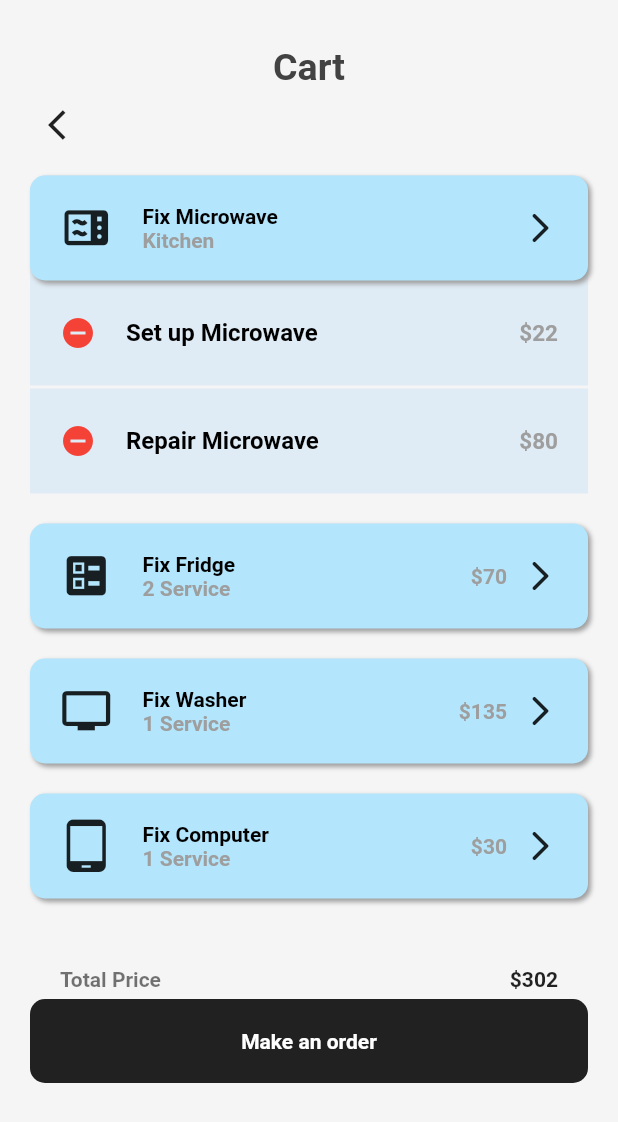
After one commit to chidiebubeuchenna/RepairHome, a Flutter app: the CartPage screen opened directly, on a phone screen of 412 x 824 dp. The commit adds this screen. Shown: the top 1122 px of the screen. Run offline on Flutter 3.47's test engine with Material 2 defaults, Android fonts, the phone set to English and light mode, and no system bars.

Commit message:
Add files via upload

```diff
--- /dev/null
+++ b/lib/screens/cart_page.dart
@@ -0,0 +1,306 @@
+import 'package:flutter/material.dart';
+
+class CartPage extends StatelessWidget {
+  const CartPage({Key? key}) : super(key: key);
+
+  @override
+  Widget build(BuildContext context) {
+    return Scaffold(
+      backgroundColor: Colors.grey.shade100,
+      body: Container(
+        padding: const EdgeInsets.only(
+          top: 30,
+          right: 20,
+          left: 20,
+        ),
+        child: Column(
+          crossAxisAlignment: CrossAxisAlignment.start,
+          children: [
+            Column(
+              crossAxisAlignment: CrossAxisAlignment.start,
+              children: [
+                Center(
+                  child: Texts(
+                    name: "Cart",
+                    isbold: true,
+                    size: 25,
+                    color: Colors.grey.shade800,
+                  ),
+                ),
+                IconButton(
+                  icon: Icon(Icons.arrow_back_ios),
+                  onPressed: () {
+                    Navigator.of(context).pop();
+                  },),
+              ],
+            ),
+            SizedBox(
+              height: 10,
+            ),
+            Container(
+              width: double.maxFinite,
+              height: 140,
+              decoration: BoxDecoration(
+                color: Colors.blue.withOpacity(.1),
+                borderRadius: BorderRadius.only(
+                  topLeft: Radius.circular(10),
+                  topRight: Radius.circular(10),
+                ),
+              ),
+              child: Column(children: [
+                FixWidget(
+                  mainText: "Fix Microwave",
+                  subText: "Kitchen",
+                  icon: Icons.microwave,
+                ),
+                Container(
+                  padding: const EdgeInsets.only(right: 20, left: 20),
+                  width: double.maxFinite,
+                  height: 70,
+                  child: Row(
+                    children: [
+                      Icon(Icons.remove_circle_sharp,
+                      color: Colors.red),
+                      SizedBox(
+                        width: 20,
+                      ),
+                      Texts(
+                        name: "Set up Microwave",
+                        isbold: true,
+                        size: 16,
+                      ),
+                      Expanded(
+                        child: SizedBox(
+                          width: 160,
+                        ),
+                      ),
+                      Texts(
+                        name: "\$22",
+                        isbold: true,
+                        size: 15,
+                        color: Colors.grey,
+                      )
+                    ],
+                  ),
+                ),
+              ]),
+            ),
+            SizedBox(
+              height: 2,
+            ),
+            Container(
+              padding: const EdgeInsets.only(right: 20, left: 20),
+              width: double.maxFinite,
+              height: 70,
+              decoration: BoxDecoration(
+                color: Colors.blue.withOpacity(.1),
+              ),
+              child: Row(
+                children: [
+                  Icon(Icons.remove_circle_sharp,
+                  color: Colors.red),
+                  SizedBox(
+                    width: 20,
+                  ),
+                  Texts(
+                    name: "Repair Microwave",
+                    isbold: true,
+                    size: 16,
+                  ),
+                  Expanded(
+                    child: SizedBox(
+                      width: 160,
+                    ),
+                  ),
+                  Texts(
+                    name: "\$80",
+                    isbold: true,
+                    size: 15,
+                    color: Colors.grey,
+                  )
+                ],
+              ),
+            ),
+            SizedBox(
+              height: 20,
+            ),
+            FixWidget(
+              mainText: "Fix Fridge",
+              subText: "2 Service",
+              icon: Icons.ballot,
+              price: '\$70',
+            ),
+            SizedBox(
+              height: 20,
+            ),
+            FixWidget(
+              mainText: "Fix Washer",
+              subText: "1 Service",
+              icon: Icons.tv,
+              price: '\$135',
+            ),
+            SizedBox(
+              height: 20,
+            ),
+            FixWidget(
+              mainText: "Fix Computer",
+              subText: "1 Service",
+              icon: Icons.tablet_android,
+              price: '\$30',
+            ),
+
+            Padding(
+              padding: const EdgeInsets.all(8.0),
+              child: SizedBox(
+                height: 30,
+              ),
+            ),
+
+            Padding(
+              padding: const EdgeInsets.only(
+                bottom: 5,
+                left: 20,
+                right: 20,),
+              child: Row(
+                mainAxisAlignment: MainAxisAlignment.spaceBetween,
+                children: [
+                    Container(
+                      child: Text('Total Price',
+                        style: TextStyle(
+                          fontWeight: FontWeight.w600,
+                          color: Colors.black54
+                        ),
+                      ),
+                    ),
+
+
+                  Text("\$302",
+                    style: TextStyle(
+                      fontWeight: FontWeight.bold,
+                    ),)
+                ],
+              ),
+            ),
+
+            Container(
+              padding: EdgeInsets.all(20),
+              alignment: Alignment.center,
+              width: MediaQuery.of(context).size.width,
+
+              decoration: BoxDecoration(
+                borderRadius: BorderRadius.circular(10),
+                color: Colors.black87,
+              ),
+              child: Text("Make an order",
+              style: TextStyle(
+                fontWeight: FontWeight.bold,
+                fontSize: 14,
+                color: Colors.white
+              ),
+              ),
+            ),
+          ],
+        ),
+      ),
+    );
+  }
+}
+
+class FixWidget extends StatelessWidget {
+  String mainText;
+  String subText;
+  IconData icon;
+  String price;
+
+  FixWidget({
+    Key? key,
+    required this.mainText,
+    required this.subText,
+    required this.icon,
+    this.price = '',
+  }) : super(key: key);
+
+  @override
+  Widget build(BuildContext context) {
+    return Container(
+      height: 70,
+      padding: const EdgeInsets.only(right: 20, left: 20),
+      decoration: BoxDecoration(
+          borderRadius: BorderRadius.circular(10),
+          color: Colors.lightBlue.shade100,
+          boxShadow: [
+            BoxShadow(
+              blurRadius: 2,
+              offset: Offset(2, 2),
+              color: Colors.grey,
+            )
+          ]),
+      child: Row(
+        children: [
+          Icon(icon, size: 35),
+          SizedBox(
+            width: 20,
+          ),
+          Column(
+            mainAxisAlignment: MainAxisAlignment.center,
+            crossAxisAlignment: CrossAxisAlignment.start,
+            children: [
+              Texts(
+                name: mainText,
+                isbold: true,
+                size: 14,
+              ),
+              Texts(
+                name: subText,
+                isbold: true,
+                size: 14,
+                color: Colors.grey,
+              )
+            ],
+          ),
+          Expanded(
+            child: SizedBox(
+              width: 160,
+            ),
+          ),
+          Texts(
+            name: price,
+            isbold: true,
+            size: 14,
+            color: Colors.grey,
+          ),
+          SizedBox(
+            width: 10,
+          ),
+          Icon(Icons.arrow_forward_ios_rounded),
+        ],
+      ),
+    );
+  }
+}
+
+class Texts extends StatelessWidget {
+  String name;
+  bool isbold;
+  double size;
+  Color color;
+  Texts({
+    Key? key,
+    required this.name,
+    required this.isbold,
+    this.size = 17,
+    this.color = Colors.black,
+  }) : super(key: key);
+
+  @override
+  Widget build(BuildContext context) {
+    return Text(
+      name,
+      style: TextStyle(
+        fontSize: size,
+        color: color,
+        fontWeight: isbold ? FontWeight.bold : FontWeight.normal,
+      ),
+    );
+  }
+}
--- a/lib/screens/fix_page.dart
+++ b/lib/screens/fix_page.dart
@@ -1,5 +1,6 @@
 import 'package:flutter/cupertino.dart';
 import 'package:flutter/material.dart';
+import 'package:repair_home_twentyfour/screens/cart_page.dart';
 
 class FixPage extends StatelessWidget {
   const FixPage({Key? key}) : super(key: key);
@@ -146,7 +147,12 @@ class FixPage extends StatelessWidget {
 
             Container(
               padding: EdgeInsets.all(20),
-              child: Container(
+              child: InkWell(
+                onTap: () {
+                  Navigator.of(context).push(MaterialPageRoute(builder: (context) => CartPage()));
+                },
+                // child: Ink(height: 100, width: 100, color: Colors.blue),
+                child: Ink(
                   padding: EdgeInsets.all(20),
                   decoration: BoxDecoration(
                     borderRadius: BorderRadius.circular(10),
@@ -161,8 +167,12 @@ class FixPage extends StatelessWidget {
                       ),
                       ),
 
-                    Text("N5,000")
+                      Text("\$52",
+                        style: TextStyle(
+                          fontWeight: FontWeight.bold,
+                        ),)
                     ],
+                  ),
                 ),
               ),
             ),
@@ -173,6 +183,10 @@ class FixPage extends StatelessWidget {
                 left: 20,
                 right: 20,
               ),
+              child: InkWell(
+                onTap: () {
+                  Navigator.of(context).push(MaterialPageRoute(builder: (context) => CartPage()));
+                },
                 child: Container(
                   padding: EdgeInsets.all(20),
                   decoration: BoxDecoration(
@@ -188,8 +202,12 @@ class FixPage extends StatelessWidget {
                         ),
                       ),
 
-                    Text("N2,000")
+                      Text("\$12",
+                        style: TextStyle(
+                          fontWeight: FontWeight.bold,
+                        ),)
                     ],
+                  ),
                 ),
               ),
             ),
--- a/lib/screens/home_page.dart
+++ b/lib/screens/home_page.dart
@@ -1,4 +1,6 @@
 import 'package:flutter/material.dart';
+import 'package:repair_home_twentyfour/screens/cart_page.dart';
+import 'package:repair_home_twentyfour/screens/fix_page.dart';
 
 class HomePage extends StatelessWidget {
   const HomePage({Key? key}) : super(key: key);
@@ -43,7 +45,12 @@ class HomePage extends StatelessWidget {
                     mainAxisAlignment: MainAxisAlignment.spaceBetween,
                     children: [
                       Icon(Icons.menu),
-                      Icon(Icons.shopping_cart),
+                      IconButton(
+                        icon: Icon(Icons.shopping_cart),
+                        onPressed: () {
+                          Navigator.of(context).push(
+                              MaterialPageRoute(builder: (context) => CartPage()));
+                        },),
                     ],
                   ),
                   const SizedBox(
@@ -232,7 +239,7 @@ class HomePage extends StatelessWidget {
                           ],
                         ),
                         SizedBox(
-                          width: 150,
+                          width: 130,
                         ),
                         Container(
                           // width: MediaQuery.of(context).size.width,
@@ -240,8 +247,11 @@ class HomePage extends StatelessWidget {
                           child: Column(
                             crossAxisAlignment: CrossAxisAlignment.end,
                             mainAxisAlignment: MainAxisAlignment.center,
-                            children:[ Icon(
-                                Icons.arrow_forward_ios_rounded),
+                            children:[ IconButton(
+                                icon: Icon(Icons.arrow_forward_ios_rounded),
+                              onPressed: () {
+                                  Navigator.of(context).push(MaterialPageRoute(builder: (context) => FixPage()));
+                              },),
                           ]),
                         ),
                       ],
@@ -283,7 +293,7 @@ class HomePage extends StatelessWidget {
                           ],
                         ),
                         SizedBox(
-                          width: 161,
+                          width: 157,
                         ),
                         Icon(Icons.arrow_forward_ios_rounded),
                       ],
--- a/lib/screens/login_screen.dart
+++ b/lib/screens/login_screen.dart
@@ -1,4 +1,6 @@
 import 'package:flutter/material.dart';
+import 'package:repair_home_twentyfour/screens/fix_page.dart';
+import 'package:repair_home_twentyfour/screens/home_page.dart';
 import 'package:repair_home_twentyfour/screens/sign_up.dart';
 import 'package:repair_home_twentyfour/widgets/social_media.dart';
 import 'package:repair_home_twentyfour/widgets/textfield.dart';
@@ -76,7 +78,9 @@ class LoginScreen extends StatelessWidget {
                         ],
                       ),
                       child: ElevatedButton(
-                          onPressed: () {},
+                          onPressed: () {
+                            Navigator.of(context).push(MaterialPageRoute(builder: (context) => HomePage()));
+                          },
                           child: Text("Sign in"),
 
                       ),
@@ -124,7 +128,7 @@ class LoginScreen extends StatelessWidget {
                         style: TextStyle(color: Colors.black54),),
                         TextButton(onPressed: () {
                           Navigator.of(context).push(
-                              MaterialPageRoute(builder: (context) => SignUp()));
+                              MaterialPageRoute(builder: (context) =>SignUp()));
                         },
                           child: Text("Sign Up"),)
                       ],
--- a/lib/screens/sign_up.dart
+++ b/lib/screens/sign_up.dart
@@ -1,4 +1,5 @@
 import 'package:flutter/material.dart';
+import 'package:repair_home_twentyfour/screens/home_page.dart';
 import 'package:repair_home_twentyfour/widgets/social_media.dart';
 import 'package:repair_home_twentyfour/widgets/textfield.dart';
 
@@ -78,7 +79,9 @@ class SignUp extends StatelessWidget {
                         ],
                       ),
                       child: ElevatedButton(
-                        onPressed: () {},
+                        onPressed: () {
+                          Navigator.of(context).push(MaterialPageRoute(builder: (context) => HomePage()));
+                        },
                         child: Text("Sign Up"),
 
                     )
```
Lines whose indentation alone changed are shown as unchanged.
